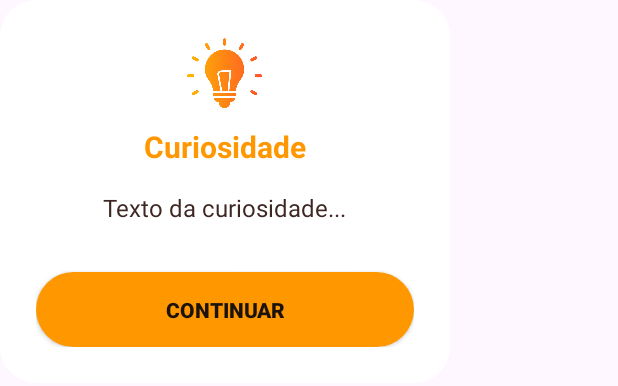
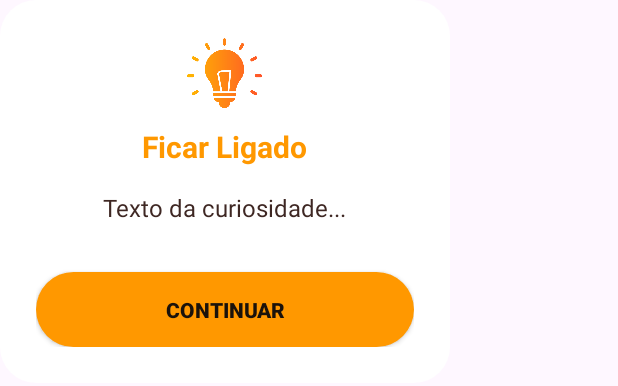
Before and after one commit to DiogoAntuness/Hackathon-IF-Baiano-2025, an Android app: the layout popup_curiosidade.xml on its own in the app's theme, with its tools: preview values and no code run, on a phone screen of 412 x 824 dp. Shown: the top 386 px of the screen. Run offline under Robolectric (Android 15) with nearby library versions, the phone set to English and light mode, and no system bars.

Commit message:
mudei uma frase

```diff
--- a/app/src/main/res/layout/popup_curiosidade.xml
+++ b/app/src/main/res/layout/popup_curiosidade.xml
@@ -16,7 +16,7 @@
     <TextView
         android:layout_width="wrap_content"
         android:layout_height="wrap_content"
-        android:text="Curiosidade"
+        android:text="Ficar Ligado"
         android:textStyle="bold"
         android:textSize="20sp"
         android:textColor="@color/primary_orange"/>
```
